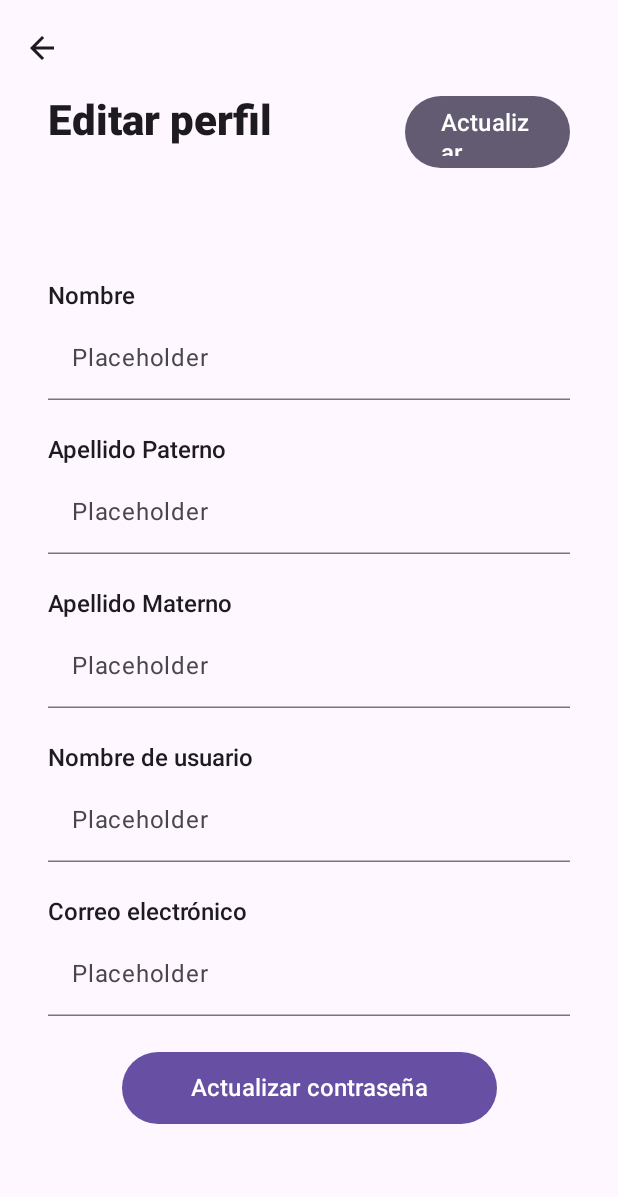
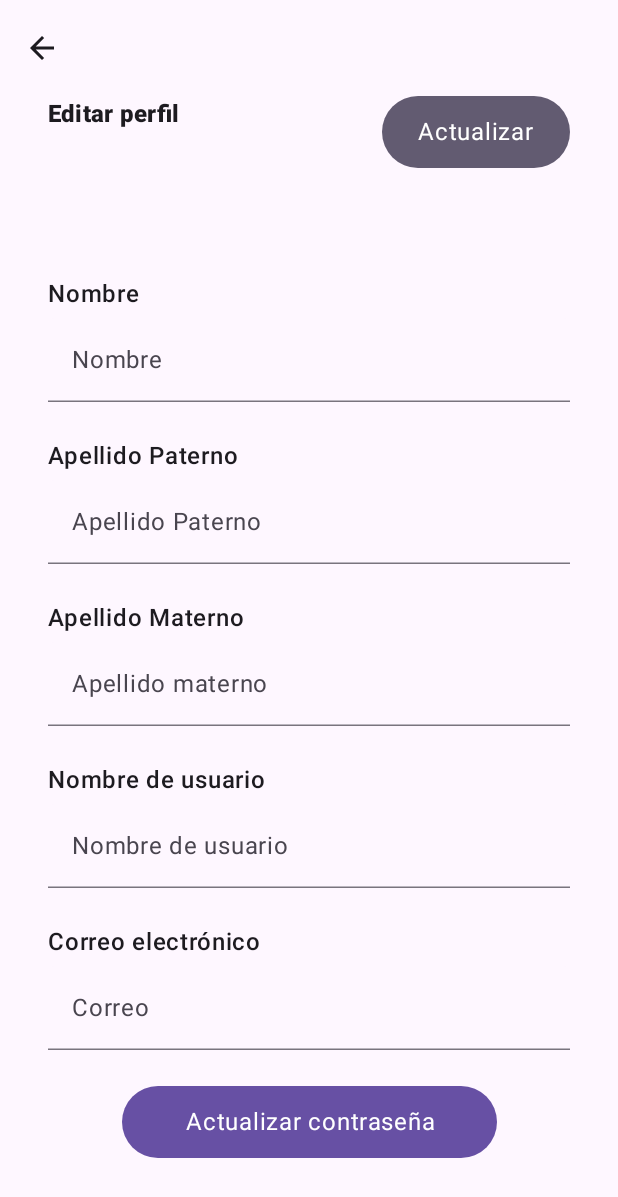
Before and after one commit to BriamCarrasco/Lazaro, an Android app built with Jetpack Compose: the composable EditProfile shown on its own in the app's theme, on a phone screen of 412 x 824 dp. Shown: the top 1197 px of the screen. Run offline under Robolectric (Android 15) with nearby library versions, the phone set to English and light mode, and no system bars; our stand-ins replace Firebase (no records; nobody signed in at launch, a user with empty details on screens opened directly); 3 statements that could not run were skipped.

Commit message:
Se actualizan textos de pantallas para usar estilos personalizados.-

```diff
--- a/app/src/main/java/com/example/lazaro/feature/editprofile/EditProfile.kt
+++ b/app/src/main/java/com/example/lazaro/feature/editprofile/EditProfile.kt
@@ -88,12 +88,14 @@ fun EditProfile(
             Row {
                 Text(
                     text = "Editar perfil",
-                    fontSize = 28.sp,
+                    style = MaterialTheme.typography.titleMedium,
                     fontWeight = FontWeight.ExtraBold,
                     color = MaterialTheme.colorScheme.onBackground,
                     modifier = Modifier.weight(1f)
                 )
+
                 Spacer(modifier = Modifier.width(16.dp))
+
                 Button(
                     onClick = {
                         editProfileViewModel.updateUserProfile { success ->
@@ -106,7 +108,6 @@ fun EditProfile(
                     },
                     enabled = isModified,
                     modifier = Modifier
-                        .width(110.dp)
                         .height(48.dp),
                     colors = ButtonDefaults.buttonColors(
                         containerColor = if (isModified) MaterialTheme.colorScheme.primary else MaterialTheme.colorScheme.secondary,
@@ -116,7 +117,11 @@ fun EditProfile(
                     ),
                     shape = RoundedCornerShape(32.dp)
                 ) {
-                    Text("Actualizar", fontSize = 16.sp, color = MaterialTheme.colorScheme.onPrimary)
+                    Text("Actualizar",
+                        style = MaterialTheme.typography.bodyLarge,
+                        color = MaterialTheme.colorScheme.onPrimary,
+
+                    )
                 }
             }
 
@@ -124,7 +129,7 @@ fun EditProfile(
 
             Text(
                 text = "${originalProfile?.nombre.orEmpty()} ${originalProfile?.apellidoP.orEmpty()}",
-                fontSize = 24.sp,
+                style = MaterialTheme.typography.titleMedium,
                 fontWeight = FontWeight.Normal,
                 color = MaterialTheme.colorScheme.inversePrimary,
                 modifier = Modifier.align(Alignment.Start)
@@ -132,7 +137,7 @@ fun EditProfile(
 
             Spacer(modifier = Modifier.height(24.dp))
 
-            Text("Nombre", fontSize = 16.sp, fontWeight = FontWeight.SemiBold, color = MaterialTheme.colorScheme.onBackground, modifier = Modifier.align(Alignment.Start))
+            Text("Nombre", style = MaterialTheme.typography.bodyLarge, fontWeight = FontWeight.SemiBold, color = MaterialTheme.colorScheme.onBackground, modifier = Modifier.align(Alignment.Start))
             Spacer(modifier = Modifier.height(4.dp))
             TextField(
                 value = profile.nombre,
@@ -150,12 +155,12 @@ fun EditProfile(
                     unfocusedPlaceholderColor = MaterialTheme.colorScheme.onSurfaceVariant
                 ),
                 singleLine = true,
-                placeholder = { Text("Placeholder") }
+                placeholder = { Text("Nombre", style = MaterialTheme.typography.bodyLarge) }
             )
 
             Spacer(modifier = Modifier.height(24.dp))
 
-            Text("Apellido Paterno", fontSize = 16.sp, fontWeight = FontWeight.SemiBold, color = MaterialTheme.colorScheme.onBackground, modifier = Modifier.align(Alignment.Start))
+            Text("Apellido Paterno", style = MaterialTheme.typography.bodyLarge, fontWeight = FontWeight.SemiBold, color = MaterialTheme.colorScheme.onBackground, modifier = Modifier.align(Alignment.Start))
             Spacer(modifier = Modifier.height(4.dp))
             TextField(
                 value = profile.apellidoP,
@@ -173,12 +178,12 @@ fun EditProfile(
                     unfocusedPlaceholderColor = MaterialTheme.colorScheme.onSurfaceVariant
                 ),
                 singleLine = true,
-                placeholder = { Text("Placeholder") }
+                placeholder = { Text("Apellido Paterno", style = MaterialTheme.typography.bodyLarge) }
             )
 
             Spacer(modifier = Modifier.height(24.dp))
 
-            Text("Apellido Materno", fontSize = 16.sp, fontWeight = FontWeight.SemiBold, color = MaterialTheme.colorScheme.onBackground, modifier = Modifier.align(Alignment.Start))
+            Text("Apellido Materno", style = MaterialTheme.typography.bodyLarge, fontWeight = FontWeight.SemiBold, color = MaterialTheme.colorScheme.onBackground, modifier = Modifier.align(Alignment.Start))
             Spacer(modifier = Modifier.height(4.dp))
             TextField(
                 value = profile.apellidoM,
@@ -196,12 +201,12 @@ fun EditProfile(
                     unfocusedPlaceholderColor = MaterialTheme.colorScheme.onSurfaceVariant
                 ),
                 singleLine = true,
-                placeholder = { Text("Placeholder") }
+                placeholder = { Text("Apellido materno",style = MaterialTheme.typography.bodyLarge) }
             )
 
             Spacer(modifier = Modifier.height(24.dp))
 
-            Text("Nombre de usuario", fontSize = 16.sp, fontWeight = FontWeight.SemiBold, color = MaterialTheme.colorScheme.onBackground, modifier = Modifier.align(Alignment.Start))
+            Text("Nombre de usuario", style = MaterialTheme.typography.bodyLarge, fontWeight = FontWeight.SemiBold, color = MaterialTheme.colorScheme.onBackground, modifier = Modifier.align(Alignment.Start))
             Spacer(modifier = Modifier.height(4.dp))
             TextField(
                 value = profile.nombreUsuario,
@@ -219,12 +224,12 @@ fun EditProfile(
                     unfocusedPlaceholderColor = MaterialTheme.colorScheme.onSurfaceVariant
                 ),
                 singleLine = true,
-                placeholder = { Text("Placeholder") }
+                placeholder = { Text("Nombre de usuario",style = MaterialTheme.typography.bodyLarge) }
             )
 
             Spacer(modifier = Modifier.height(24.dp))
 
-            Text("Correo electrónico", fontSize = 16.sp, fontWeight = FontWeight.SemiBold, color = MaterialTheme.colorScheme.onBackground, modifier = Modifier.align(Alignment.Start))
+            Text("Correo electrónico", style = MaterialTheme.typography.bodyLarge, fontWeight = FontWeight.SemiBold, color = MaterialTheme.colorScheme.onBackground, modifier = Modifier.align(Alignment.Start))
             Spacer(modifier = Modifier.height(4.dp))
             TextField(
                 value = profile.email,
@@ -242,7 +247,7 @@ fun EditProfile(
                     unfocusedPlaceholderColor = MaterialTheme.colorScheme.onSurfaceVariant
                 ),
                 singleLine = true,
-                placeholder = { Text("Placeholder") }
+                placeholder = { Text("Correo", style = MaterialTheme.typography.bodyLarge) }
             )
 
             Spacer(modifier = Modifier.height(24.dp))
@@ -255,7 +260,11 @@ fun EditProfile(
                 colors = ButtonDefaults.buttonColors(containerColor = MaterialTheme.colorScheme.primary),
                 shape = RoundedCornerShape(32.dp)
             ) {
-                Text("Actualizar contraseña", fontSize = 16.sp, color = MaterialTheme.colorScheme.onPrimary)
+                Text("Actualizar contraseña",
+                    style = MaterialTheme.typography.bodyLarge,
+                    color = MaterialTheme.colorScheme.onPrimary,
+                    textAlign = TextAlign.Center,
+                )
             }
         }
     }
--- a/app/src/main/java/com/example/lazaro/feature/home/HomeScreen.kt
+++ b/app/src/main/java/com/example/lazaro/feature/home/HomeScreen.kt
@@ -150,7 +150,7 @@ fun homeScreen(navRouter: NavHostController, darkThemeEnabled: Boolean, onToggle
                 ) {
                     Text(
                         text = "Escanear billete",
-                        fontSize = 30.sp,
+                        style = MaterialTheme.typography.titleLarge,
                         fontWeight = FontWeight.Bold,
                         color = MaterialTheme.colorScheme.onBackground,
                     )
```
Also changed, not shown: app/src/main/java/com/example/lazaro/feature/login/LoginScreen.kt (+12 -10 lines), app/src/main/java/com/example/lazaro/feature/recoverypass/RecoverPassScreen.kt (+7 -6 lines), app/src/main/java/com/example/lazaro/feature/register/RegisterScreenStep1.kt (+12 -9 lines), app/src/main/java/com/example/lazaro/feature/register/RegisterScreenStep2.kt (+14 -10 lines), app/src/main/java/com/example/lazaro/feature/reusable/Drawer.kt (+19 -27 lines), app/src/main/java/com/example/lazaro/feature/reusable/SwithTheme.kt (+0 -11 lines), app/src/main/java/com/example/lazaro/feature/updatepassword/UpdatePasswordScreen.kt (+12 -9 lines), app/src/main/java/com/example/lazaro/ui/theme/Type.kt (+15 -0 lines).
